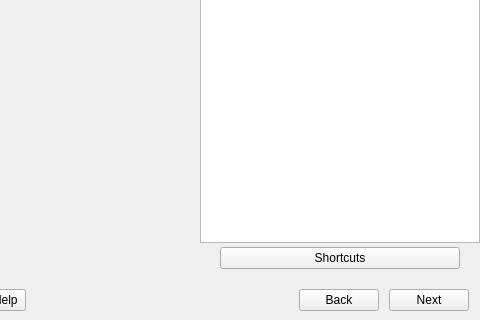
Above: yali4/gui/Ui/main.ui from dadas45li/yali before the change; both pictures show x 155 to 635 and y 113 to 433 of the 635 by 433 pixel window. Below: the same form after it.
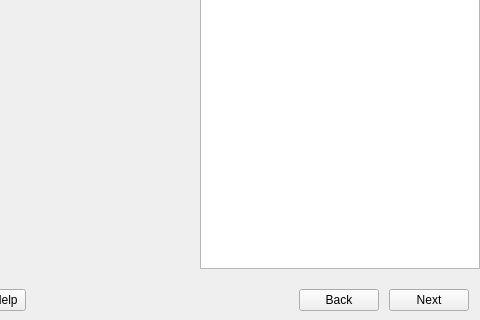
That is the form after the change. Icons and pictures are not drawn.

Commit message: * remove useless shortcut button

The edit to the form file:
```diff
--- a/yali4/gui/Ui/main.ui
+++ b/yali4/gui/Ui/main.ui
@@ -293,7 +293,7 @@
                </property>
               </widget>
              </item>
-             <item row="4" column="0">
+             <item row="2" column="0">
               <spacer name="verticalSpacer">
                <property name="orientation">
                 <enum>Qt::Vertical</enum>
@@ -309,65 +309,6 @@
                </property>
               </spacer>
              </item>
-             <item row="3" column="0">
-              <layout class="QHBoxLayout" name="horizontalLayout">
-               <item>
-                <spacer name="horizontalSpacer_4">
-                 <property name="orientation">
-                  <enum>Qt::Horizontal</enum>
-                 </property>
-                 <property name="sizeType">
-                  <enum>QSizePolicy::Fixed</enum>
-                 </property>
-                 <property name="sizeHint" stdset="0">
-                  <size>
-                   <width>20</width>
-                   <height>20</height>
-                  </size>
-                 </property>
-                </spacer>
-               </item>
-               <item>
-                <widget class="QPushButton" name="shortCutButton">
-                 <property name="text">
-                  <string>Shortcuts</string>
-                 </property>
-                </widget>
-               </item>
-               <item>
-                <spacer name="horizontalSpacer_5">
-                 <property name="orientation">
-                  <enum>Qt::Horizontal</enum>
-                 </property>
-                 <property name="sizeType">
-                  <enum>QSizePolicy::Fixed</enum>
-                 </property>
-                 <property name="sizeHint" stdset="0">
-                  <size>
-                   <width>20</width>
-                   <height>20</height>
-                  </size>
-                 </property>
-                </spacer>
-               </item>
-              </layout>
-             </item>
-             <item row="2" column="0">
-              <spacer name="verticalSpacer_3">
-               <property name="orientation">
-                <enum>Qt::Vertical</enum>
-               </property>
-               <property name="sizeType">
-                <enum>QSizePolicy::Fixed</enum>
-               </property>
-               <property name="sizeHint" stdset="0">
-                <size>
-                 <width>20</width>
-                 <height>4</height>
-                </size>
-               </property>
-              </spacer>
-             </item>
             </layout>
            </widget>
           </item>
```
The commit also changes 2 other files.
